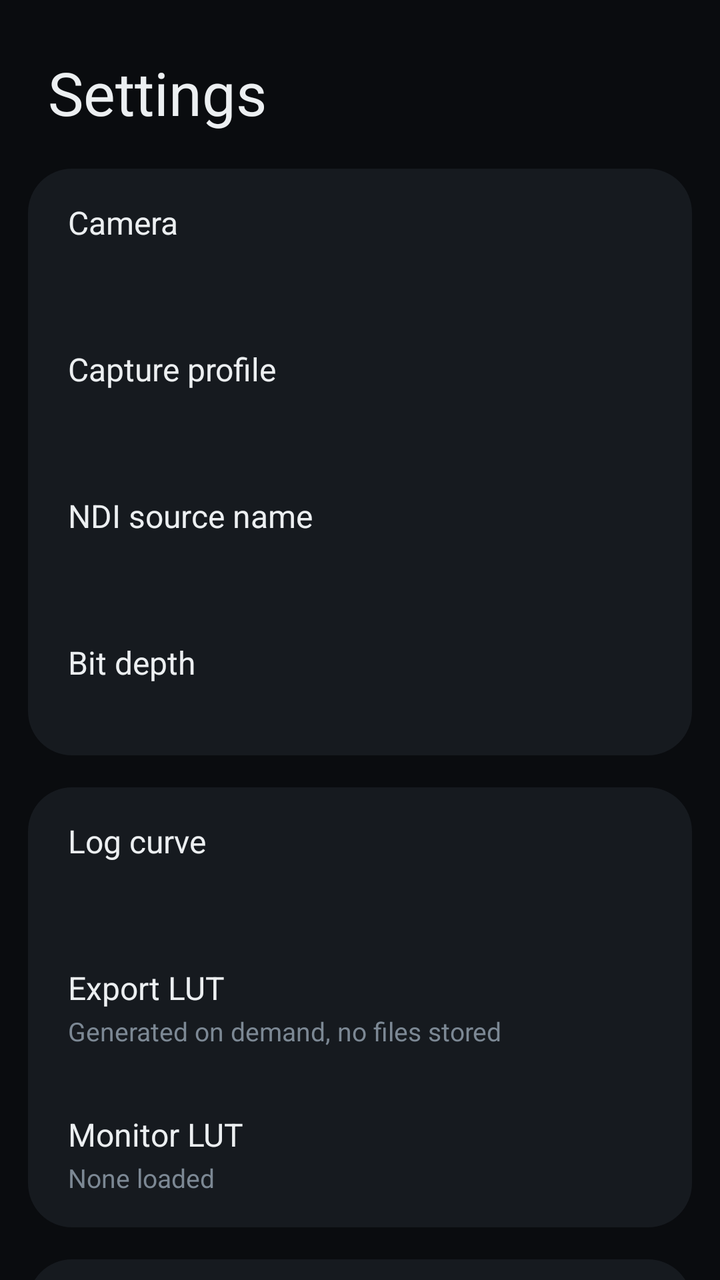
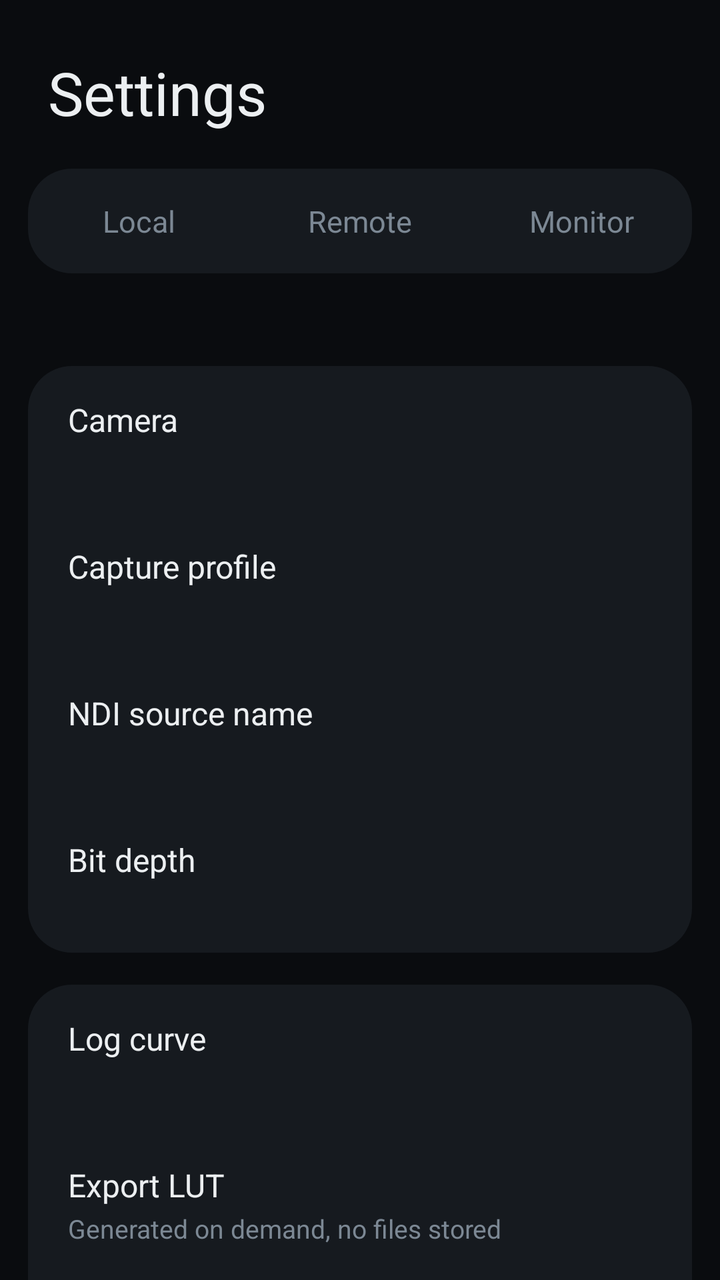

Compare the two renders of this Android layout. The source of the first and the diff that turns it into the second are given below.
<!-- AndroidManifest.xml: application theme Theme.MantraNdi -->
<!-- res/layout/activity_settings.xml -->
<?xml version="1.0" encoding="utf-8"?>
<ScrollView xmlns:android="http://schemas.android.com/apk/res/android"
    android:layout_width="match_parent"
    android:layout_height="match_parent"
    android:background="#0A0C0F"
    android:scrollbars="none">

    <LinearLayout
        android:layout_width="match_parent"
        android:layout_height="wrap_content"
        android:orientation="vertical"
        android:paddingHorizontal="14dp"
        android:paddingTop="26dp"
        android:paddingBottom="30dp">

        <TextView
            android:layout_width="wrap_content"
            android:layout_height="wrap_content"
            android:layout_marginStart="10dp"
            android:layout_marginBottom="18dp"
            android:text="Settings"
            android:textColor="#ECEFF1"
            android:textSize="30sp" />

        
        <LinearLayout style="@style/MantraSettingsGroup">

            <LinearLayout android:id="@+id/rowSource" style="@style/MantraSettingsRow">
                <TextView style="@style/MantraSettingsTitle" android:text="Camera" />
                <TextView android:id="@+id/valueSource" style="@style/MantraSettingsValue" />
            </LinearLayout>

            <LinearLayout android:id="@+id/rowProfile" style="@style/MantraSettingsRow">
                <TextView style="@style/MantraSettingsTitle" android:text="Capture profile" />
                <TextView android:id="@+id/valueProfile" style="@style/MantraSettingsValue" />
            </LinearLayout>

            <LinearLayout android:id="@+id/rowSourceName" style="@style/MantraSettingsRow">
                <TextView style="@style/MantraSettingsTitle" android:text="NDI source name" />
                <TextView android:id="@+id/valueSourceName" style="@style/MantraSettingsValue" />
            </LinearLayout>

            <LinearLayout android:id="@+id/rowBitDepth" style="@style/MantraSettingsRow">
                <TextView style="@style/MantraSettingsTitle" android:text="Bit depth" />
                <TextView android:id="@+id/valueBitDepth" style="@style/MantraSettingsValue" />
            </LinearLayout>

        </LinearLayout>

        
        <LinearLayout style="@style/MantraSettingsGroup">

            <LinearLayout android:id="@+id/rowLogCurve" style="@style/MantraSettingsRow">
                <TextView style="@style/MantraSettingsTitle" android:text="Log curve" />
                <TextView android:id="@+id/valueLogCurve" style="@style/MantraSettingsValue" />
            </LinearLayout>

            <LinearLayout android:id="@+id/rowExportLut" style="@style/MantraSettingsRow">
                <TextView style="@style/MantraSettingsTitle" android:text="Export LUT" />
                <TextView android:id="@+id/valueExportLut" style="@style/MantraSettingsValue"
                    android:text="Generated on demand, no files stored" />
            </LinearLayout>

            <LinearLayout android:id="@+id/rowLoadLut" style="@style/MantraSettingsRow">
                <TextView style="@style/MantraSettingsTitle" android:text="Monitor LUT" />
                <TextView android:id="@+id/valueLoadLut" style="@style/MantraSettingsValue"
                    android:text="None loaded" />
            </LinearLayout>

        </LinearLayout>

        
        <LinearLayout style="@style/MantraSettingsGroup">

            <LinearLayout android:id="@+id/rowFocusBox" style="@style/MantraSettingsRow">
                <TextView style="@style/MantraSettingsTitle" android:text="Focus box size" />
                <TextView android:id="@+id/valueFocusBox" style="@style/MantraSettingsValue" />
            </LinearLayout>

            <LinearLayout android:id="@+id/rowAiFocus" style="@style/MantraSettingsRow">
                <TextView style="@style/MantraSettingsTitle" android:text="AI focus key" />
                <TextView android:id="@+id/valueAiFocus" style="@style/MantraSettingsValue" />
            </LinearLayout>

            <LinearLayout android:id="@+id/rowHistogram" style="@style/MantraSettingsRow">
                <TextView style="@style/MantraSettingsTitle" android:text="Vectorscope" />
                <TextView android:id="@+id/valueHistogram" style="@style/MantraSettingsValue" />
            </LinearLayout>

            <LinearLayout android:id="@+id/rowStabilisation" style="@style/MantraSettingsRow">
                <TextView style="@style/MantraSettingsTitle" android:text="Stabilisation" />
                <TextView android:id="@+id/valueStabilisation" style="@style/MantraSettingsValue" />
            </LinearLayout>

        </LinearLayout>

        
        <LinearLayout style="@style/MantraSettingsGroup">

            <LinearLayout android:id="@+id/rowCamera" style="@style/MantraSettingsRow">
                <TextView style="@style/MantraSettingsTitle" android:text="Camera" />
                <TextView android:id="@+id/valueCamera" style="@style/MantraSettingsValue" />
            </LinearLayout>

            <LinearLayout android:id="@+id/rowKeys" style="@style/MantraSettingsRow">
                <TextView style="@style/MantraSettingsTitle" android:text="Hardware keys" />
                <TextView android:id="@+id/valueKeys" style="@style/MantraSettingsValue" />
            </LinearLayout>

            <LinearLayout android:id="@+id/rowDetect" style="@style/MantraSettingsRow">
                <TextView style="@style/MantraSettingsTitle" android:text="Detect camera features" />
                <TextView style="@style/MantraSettingsValue"
                    android:text="Every camera, what it records, encoders, storage" />
            </LinearLayout>

            <LinearLayout android:id="@+id/rowAbout" style="@style/MantraSettingsRow">
                <TextView style="@style/MantraSettingsTitle" android:text="About" />
                <TextView android:id="@+id/valueAbout" style="@style/MantraSettingsValue" />
            </LinearLayout>

        </LinearLayout>

        <TextView
            android:layout_width="match_parent"
            android:layout_height="wrap_content"
            android:layout_marginHorizontal="12dp"
            android:layout_marginTop="18dp"
            android:autoLink="web"
            android:text="Powered by NDI®  https://ndi.video\nNDI® is a registered trademark of Vizrt NDI AB"
            android:textColor="#4A555F"
            android:textSize="9sp" />

    </LinearLayout>

</ScrollView>
<!-- resources referenced by this layout -->
<resources>
  <style name="MantraSettingsGroup">
          <item name="android:layout_width">match_parent</item>
          <item name="android:layout_height">wrap_content</item>
          <item name="android:orientation">vertical</item>
          <item name="android:layout_marginBottom">16dp</item>
          <item name="android:background">@drawable/settings_group</item>
      </style>
  <style name="MantraSettingsRow">
          <item name="android:layout_width">match_parent</item>
          <item name="android:layout_height">wrap_content</item>
          <item name="android:orientation">vertical</item>
          <item name="android:paddingHorizontal">20dp</item>
          <item name="android:paddingVertical">16dp</item>
          <item name="android:background">?android:attr/selectableItemBackground</item>
          <item name="android:clickable">true</item>
          <item name="android:focusable">true</item>
      </style>
  <style name="MantraSettingsTitle">
          <item name="android:layout_width">match_parent</item>
          <item name="android:layout_height">wrap_content</item>
          <item name="android:textColor">#ECEFF1</item>
          <item name="android:textSize">16sp</item>
      </style>
  <style name="MantraSettingsValue">
          <item name="android:layout_width">match_parent</item>
          <item name="android:layout_height">wrap_content</item>
          <item name="android:layout_marginTop">2dp</item>
          <item name="android:textColor">#7C8894</item>
          <item name="android:textSize">13sp</item>
      </style>
  <style name="Theme.MantraNdi" parent="Theme.MaterialComponents.DayNight.NoActionBar">
          <item name="colorPrimary">#E7A44C</item>
          <item name="colorPrimaryDark">#8A5F22</item>
          <item name="colorAccent">#E7A44C</item>
          <item name="android:windowBackground">#05070A</item>
      </style>
  <!-- drawable settings_group (drawable) -->
  <?xml version="1.0" encoding="utf-8"?>
  <shape xmlns:android="http://schemas.android.com/apk/res/android"
      android:shape="rectangle">
      <solid android:color="#161A1F" />
      <corners android:radius="22dp" />
  </shape>
</resources>

<!-- the commit's change to res/layout/activity_settings.xml (unified diff, before → after) -->
@@ -21,6 +21,34 @@
             android:text="Settings"
             android:textColor="#ECEFF1"
             android:textSize="30sp" />
+
+        
+        <LinearLayout
+            android:layout_width="match_parent"
+            android:layout_height="wrap_content"
+            android:orientation="horizontal"
+            android:layout_marginBottom="16dp"
+            android:background="@drawable/settings_group">
+
+            <TextView android:id="@+id/modeLocal" style="@style/MantraModeTab"
+                android:text="Local" />
+
+            <TextView android:id="@+id/modeRemote" style="@style/MantraModeTab"
+                android:text="Remote" />
+
+            <TextView android:id="@+id/modeMonitor" style="@style/MantraModeTab"
+                android:text="Monitor" />
+
+        </LinearLayout>
+
+        <TextView
+            android:id="@+id/modeDetail"
+            android:layout_width="match_parent"
+            android:layout_height="wrap_content"
+            android:layout_marginStart="12dp"
+            android:layout_marginBottom="14dp"
+            android:textColor="#7C8894"
+            android:textSize="12sp" />
 
         
         <LinearLayout style="@style/MantraSettingsGroup">
@@ -82,6 +110,17 @@
                 <TextView android:id="@+id/valueAiFocus" style="@style/MantraSettingsValue" />
             </LinearLayout>
 
+            <LinearLayout android:id="@+id/rowWaveform" style="@style/MantraSettingsRow">
+                <TextView style="@style/MantraSettingsTitle" android:text="Waveform" />
+                <TextView android:id="@+id/valueWaveform" style="@style/MantraSettingsValue" />
+            </LinearLayout>
+
+            <LinearLayout android:id="@+id/rowNetwork" style="@style/MantraSettingsRow">
+                <TextView style="@style/MantraSettingsTitle" android:text="NDI network test" />
+                <TextView style="@style/MantraSettingsValue"
+                    android:text="Why two phones cannot see each other" />
+            </LinearLayout>
+
             <LinearLayout android:id="@+id/rowHistogram" style="@style/MantraSettingsRow">
                 <TextView style="@style/MantraSettingsTitle" android:text="Vectorscope" />
                 <TextView android:id="@+id/valueHistogram" style="@style/MantraSettingsValue" />
<!-- resource entries referenced after the edit -->
@@ -43,5 +43,17 @@
       <solid android:color="#161A1F" />
       <corners android:radius="22dp" />
   </shape>
+  <style name="MantraModeTab">
+          <item name="android:layout_width">0dp</item>
+          <item name="android:layout_height">wrap_content</item>
+          <item name="android:layout_weight">1</item>
+          <item name="android:gravity">center</item>
+          <item name="android:paddingVertical">16dp</item>
+          <item name="android:textSize">15sp</item>
+          <item name="android:textColor">#7C8894</item>
+          <item name="android:background">?android:attr/selectableItemBackground</item>
+          <item name="android:clickable">true</item>
+          <item name="android:focusable">true</item>
+      </style>
 </resources>
 
